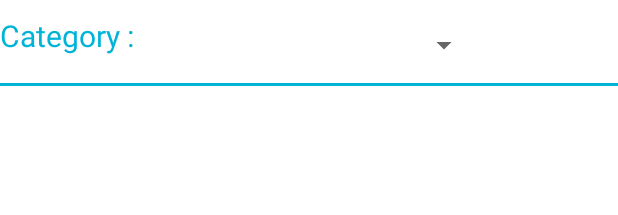
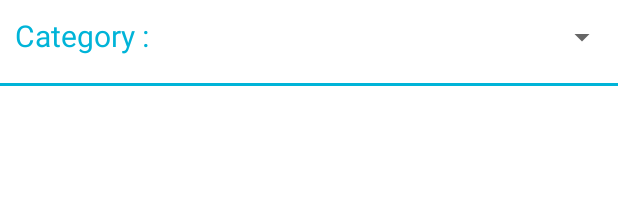
Before and after one commit to azisnurjaman/Final-Project-2, an Android app: the layout fragment_product.xml on its own in the app's theme, with its tools: preview values and no code run, on a phone screen of 412 x 824 dp. Shown: the top 215 px of the screen. Run offline under Robolectric (Android 15) with nearby library versions, the phone set to English and light mode, and no system bars.

Commit message:
Bug fixed

```diff
--- a/app/src/main/java/com/example/e_commerce/FragmentProduct.java
+++ b/app/src/main/java/com/example/e_commerce/FragmentProduct.java
@@ -26,7 +26,6 @@ import java.util.ArrayList;
 
 public class FragmentProduct extends Fragment{
     private String TAG = FragmentProduct.class.getSimpleName();
-    private FloatingActionButton add;
     private RecyclerView viewItem;
     private ArrayList<Stock> listItem;
     private RecyclerView.LayoutManager layoutManager;
--- a/app/src/main/res/layout/fragment_product.xml
+++ b/app/src/main/res/layout/fragment_product.xml
@@ -11,24 +11,23 @@
         <TextView
             android:id="@+id/Category"
             android:layout_width="wrap_content"
-            android:layout_height="wrap_content"
+            android:layout_height="50dp"
             android:text="Category : "
             android:textColor="@color/blue"
-            android:layout_marginTop="10dp"
-            android:textSize="20dp"/>
+            android:textSize="20dp"
+            android:padding="10dp"/>
 
         <Spinner
             android:id="@+id/spinner"
             android:layout_height="50dp"
-            android:layout_width="160dp"
-            android:layout_marginLeft="160dp"
-            android:layout_marginTop="5dp" />
+            android:layout_width="match_parent"
+            android:layout_marginLeft="100dp"
+            android:padding="10dp"/>
         <View
             android:layout_width="match_parent"
             android:layout_height="2dp"
             android:layout_marginTop="55dp"
-            android:background="@color/blue"
-            />
+            android:background="@color/blue" />
 
     </RelativeLayout>
 
```
Also changed, not shown: app/src/main/res/layout/items.xml (+0 -9 lines).
